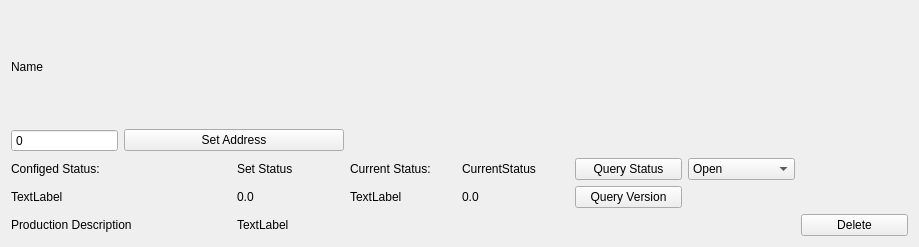
The window that PressPlateTool/ui/tables/listviewitem.ui (CGinMax/ProtocolTools) describes before a commit, drawn with Qt 5.
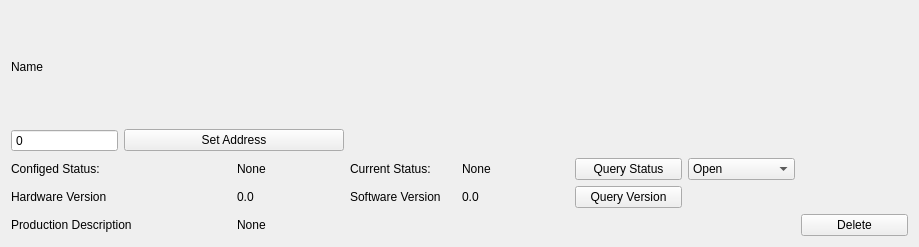
The same window after the commit.

```diff
--- a/PressPlateTool/ui/tables/listviewitem.ui
+++ b/PressPlateTool/ui/tables/listviewitem.ui
@@ -42,7 +42,7 @@
    <item row="2" column="2">
     <widget class="QLabel" name="txtSetStatus">
      <property name="text">
-      <string>Set Status</string>
+      <string>None</string>
      </property>
     </widget>
    </item>
@@ -56,7 +56,7 @@
    <item row="2" column="4">
     <widget class="QLabel" name="txtCurStatus">
      <property name="text">
-      <string>CurrentStatus</string>
+      <string>None</string>
      </property>
     </widget>
    </item>
@@ -70,7 +70,7 @@
    <item row="3" column="0" colspan="2">
     <widget class="QLabel" name="label_3">
      <property name="text">
-      <string>TextLabel</string>
+      <string>Hardware Version</string>
      </property>
     </widget>
    </item>
@@ -84,7 +84,7 @@
    <item row="3" column="3">
     <widget class="QLabel" name="label_4">
      <property name="text">
-      <string>TextLabel</string>
+      <string>Software Version</string>
      </property>
     </widget>
    </item>
@@ -112,7 +112,7 @@
    <item row="4" column="2">
     <widget class="QLabel" name="txtProductDesc">
      <property name="text">
-      <string>TextLabel</string>
+      <string>None</string>
      </property>
     </widget>
    </item>
```
